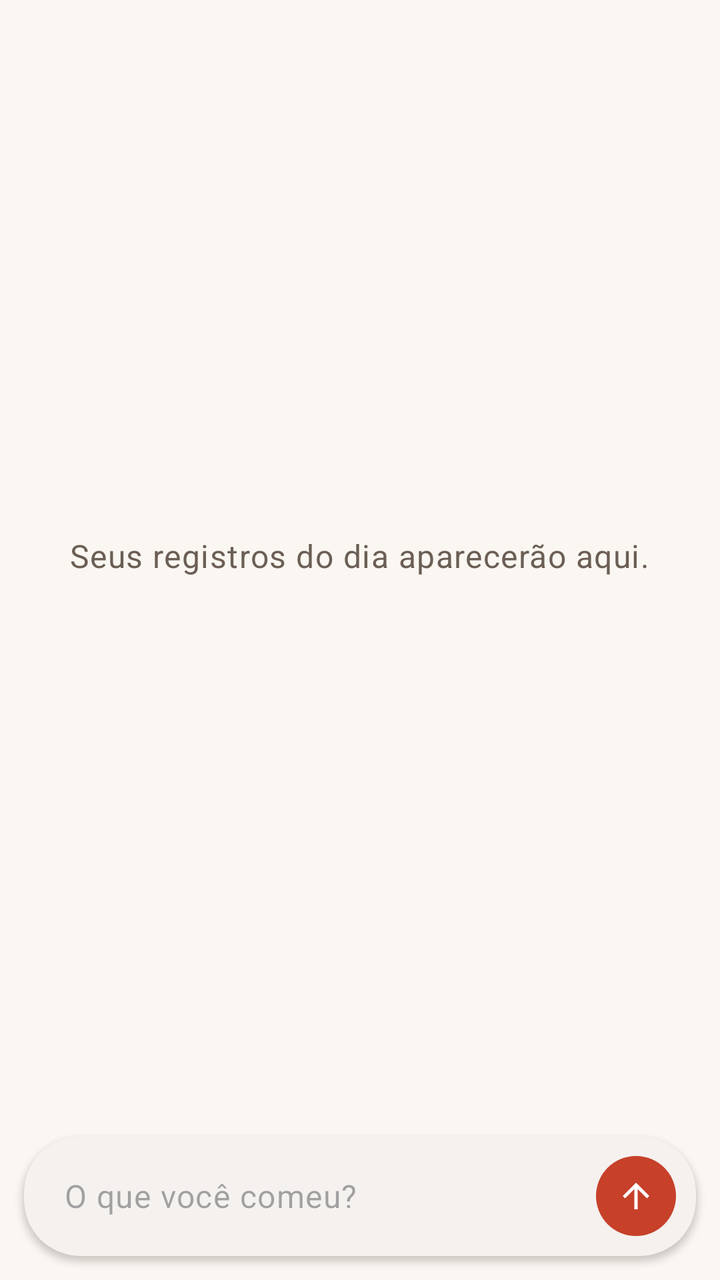
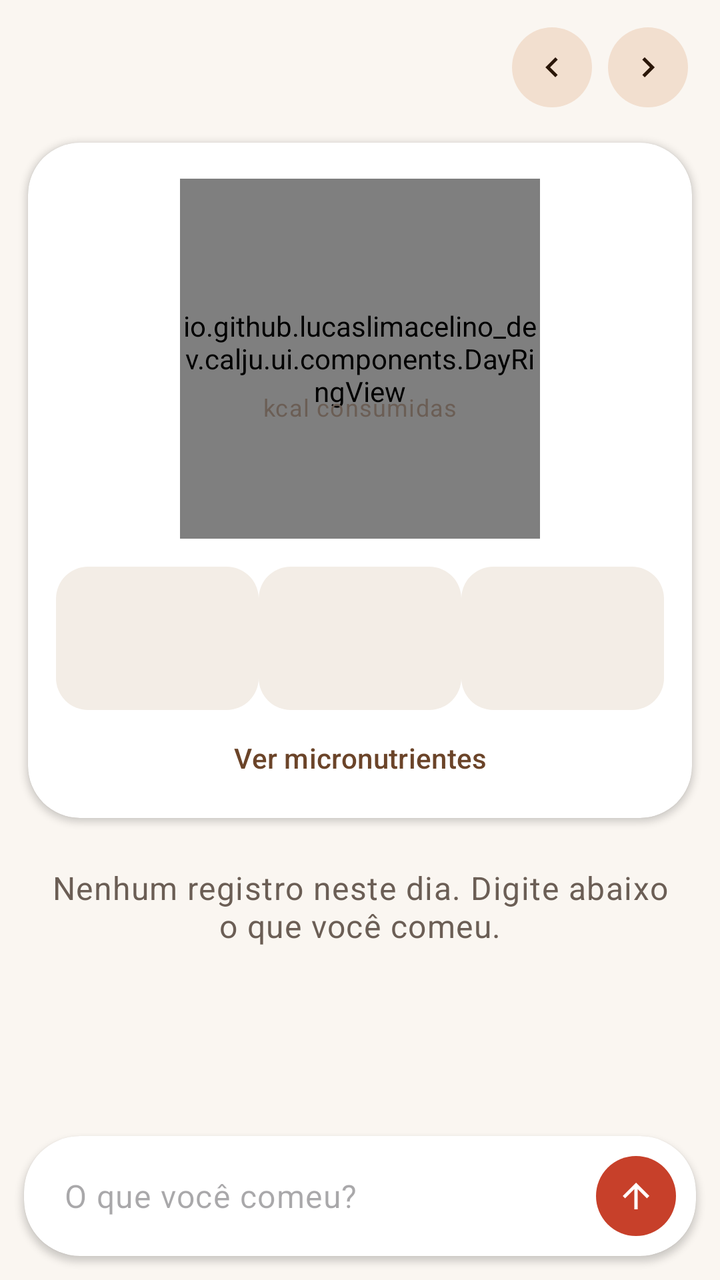

An Android layout rendered at two revisions. The XML below is the earlier revision; the diff shows what the commit changed to produce the second picture.
<!-- AndroidManifest.xml: application theme Theme.CaLju -->
<!-- res/layout/fragment_diary.xml -->
<?xml version="1.0" encoding="utf-8"?>
<LinearLayout xmlns:android="http://schemas.android.com/apk/res/android"
    xmlns:app="http://schemas.android.com/apk/res-auto"
    android:layout_width="match_parent"
    android:layout_height="match_parent"
    android:orientation="vertical">

    <FrameLayout
        android:layout_width="match_parent"
        android:layout_height="0dp"
        android:layout_weight="1">

        <TextView
            android:id="@+id/empty_state"
            style="@style/Widget.CaLju.EmptyState"
            android:text="@string/diary_empty" />

        <com.google.android.material.card.MaterialCardView
            android:id="@+id/suggestions_card"
            style="@style/Widget.CaLju.Card"
            android:layout_width="match_parent"
            android:layout_height="wrap_content"
            android:layout_gravity="bottom"
            android:layout_marginHorizontal="12dp"
            android:visibility="gone">

            <androidx.recyclerview.widget.RecyclerView
                android:id="@+id/suggestions"
                android:layout_width="match_parent"
                android:layout_height="wrap_content"
                app:layoutManager="androidx.recyclerview.widget.LinearLayoutManager" />

        </com.google.android.material.card.MaterialCardView>

    </FrameLayout>

    <com.google.android.material.card.MaterialCardView
        android:id="@+id/composer"
        style="@style/Widget.CaLju.Card"
        android:layout_width="match_parent"
        android:layout_height="wrap_content"
        android:layout_margin="12dp"
        app:cardCornerRadius="28dp">

        <LinearLayout
            android:layout_width="match_parent"
            android:layout_height="wrap_content"
            android:gravity="center_vertical"
            android:orientation="horizontal"
            android:paddingVertical="6dp"
            android:paddingStart="20dp"
            android:paddingEnd="6dp">

            <EditText
                android:id="@+id/food_input"
                android:layout_width="0dp"
                android:layout_height="wrap_content"
                android:layout_weight="1"
                android:background="@null"
                android:hint="@string/food_input_hint"
                android:importantForAutofill="no"
                android:imeOptions="actionSend"
                android:inputType="textCapSentences|textNoSuggestions"
                android:minHeight="48dp"
                android:textAppearance="?attr/textAppearanceBodyLarge" />

            <com.google.android.material.button.MaterialButton
                android:id="@+id/send_button"
                style="@style/Widget.CaLju.SendButton"
                android:layout_width="48dp"
                android:layout_height="48dp"
                android:contentDescription="@string/food_input_send"
                app:icon="@drawable/ic_send" />

        </LinearLayout>

    </com.google.android.material.card.MaterialCardView>

</LinearLayout>
<!-- resources referenced by this layout -->
<resources>
  <string name="diary_empty">Seus registros do dia aparecerão aqui.</string>
  <string name="food_input_hint">O que você comeu?</string>
  <style name="Theme.CaLju" parent="Theme.Material3.DayNight.NoActionBar">
          <item name="colorPrimary">@color/primary</item>
          <item name="colorOnPrimary">@color/on_primary</item>
          <item name="colorPrimaryContainer">@color/primary_container</item>
          <item name="colorOnPrimaryContainer">@color/on_primary_container</item>
          <item name="colorSecondary">@color/secondary</item>
          <item name="colorOnSecondary">@color/on_secondary</item>
          <item name="colorSecondaryContainer">@color/primary_container</item>
          <item name="colorOnSecondaryContainer">@color/on_primary_container</item>
          <item name="android:colorBackground">@color/background</item>
          <item name="colorOnBackground">@color/on_surface</item>
          <item name="colorSurface">@color/surface</item>
          <item name="colorOnSurface">@color/on_surface</item>
          <item name="colorOnSurfaceVariant">@color/on_surface_variant</item>
          <item name="colorSurfaceContainerLow">@color/surface_container</item>
          <item name="colorSurfaceContainer">@color/surface_container</item>
          <item name="colorSurfaceContainerHigh">@color/surface_container</item>
          <item name="colorOutline">@color/outline</item>
          <item name="colorOutlineVariant">@color/outline</item>
          <item name="colorError">@color/error</item>
          <item name="colorOnError">@color/on_error</item>
      </style>
  <color name="primary">#6B4429</color>
  <color name="on_primary">#FFFFFF</color>
  <color name="primary_container">#F2DFCF</color>
  <color name="on_primary_container">#2A1607</color>
  <color name="secondary">#C7402A</color>
  <color name="on_secondary">#FFFFFF</color>
  <color name="background">#FAF6F1</color>
  <color name="on_surface">#2A211B</color>
  <color name="surface">#FFFFFF</color>
  <color name="on_surface_variant">#6B5E55</color>
  <color name="surface_container">#F3EDE6</color>
  <color name="outline">#E6DDD4</color>
  <color name="error">#B3261E</color>
  <color name="on_error">#FFFFFF</color>
  <!-- unchanged entries left out for length: 5 -->
</resources>

<!-- the commit's change to res/layout/fragment_diary.xml (unified diff, before → after) -->
@@ -5,15 +5,190 @@
     android:layout_height="match_parent"
     android:orientation="vertical">
 
-    <FrameLayout
+    <androidx.coordinatorlayout.widget.CoordinatorLayout
+        android:id="@+id/content_area"
         android:layout_width="match_parent"
         android:layout_height="0dp"
         android:layout_weight="1">
 
-        <TextView
-            android:id="@+id/empty_state"
-            style="@style/Widget.CaLju.EmptyState"
-            android:text="@string/diary_empty" />
+        <androidx.core.widget.NestedScrollView
+            android:id="@+id/content"
+            android:layout_width="match_parent"
+            android:layout_height="match_parent"
+            android:clipToPadding="false"
+            android:paddingBottom="8dp">
+
+            <LinearLayout
+                android:layout_width="match_parent"
+                android:layout_height="wrap_content"
+                android:orientation="vertical">
+
+                <LinearLayout
+                    android:layout_width="match_parent"
+                    android:layout_height="wrap_content"
+                    android:gravity="center_vertical"
+                    android:orientation="horizontal"
+                    android:paddingStart="20dp"
+                    android:paddingTop="8dp"
+                    android:paddingEnd="12dp">
+
+                    <LinearLayout
+                        android:layout_width="0dp"
+                        android:layout_height="wrap_content"
+                        android:layout_weight="1"
+                        android:orientation="vertical">
+
+                        <TextView
+                            android:id="@+id/day_title"
+                            android:layout_width="wrap_content"
+                            android:layout_height="wrap_content"
+                            android:accessibilityHeading="true"
+                            android:textAppearance="?attr/textAppearanceHeadlineSmall"
+                            android:textStyle="bold" />
+
+                        <TextView
+                            android:id="@+id/day_subtitle"
+                            android:layout_width="wrap_content"
+                            android:layout_height="wrap_content"
+                            android:textAppearance="?attr/textAppearanceBodyMedium"
+                            android:textColor="?attr/colorOnSurfaceVariant" />
+
+                    </LinearLayout>
+
+                    <com.google.android.material.button.MaterialButton
+                        android:id="@+id/previous_day"
+                        style="@style/Widget.Material3.Button.IconButton.Filled.Tonal"
+                        android:layout_width="48dp"
+                        android:layout_height="48dp"
+                        android:contentDescription="@string/day_previous"
+                        app:icon="@drawable/ic_chevron_left" />
+
+                    <com.google.android.material.button.MaterialButton
+                        android:id="@+id/next_day"
+                        style="@style/Widget.Material3.Button.IconButton.Filled.Tonal"
+                        android:layout_width="48dp"
+                        android:layout_height="48dp"
+                        android:contentDescription="@string/day_next"
+                        app:icon="@drawable/ic_chevron_right" />
+
+                </LinearLayout>
+
+                <com.google.android.material.card.MaterialCardView
+                    style="@style/Widget.CaLju.Card"
+                    android:layout_width="match_parent"
+                    android:layout_height="wrap_content"
+                    android:layout_marginHorizontal="14dp"
+                    android:layout_marginTop="12dp"
+                    app:cardCornerRadius="26dp">
+
+                    <LinearLayout
+                        android:layout_width="match_parent"
+                        android:layout_height="wrap_content"
+                        android:orientation="vertical"
+                        android:paddingHorizontal="14dp"
+                        android:paddingTop="18dp"
+                        android:paddingBottom="6dp">
+
+                        <FrameLayout
+                            android:id="@+id/ring_container"
+                            android:layout_width="180dp"
+                            android:layout_height="180dp"
+                            android:layout_gravity="center_horizontal"
+                            android:focusable="true">
+
+                            <io.github.lucaslimacelino_dev.calju.ui.components.DayRingView
+                                android:id="@+id/ring"
+                                android:layout_width="match_parent"
+                                android:layout_height="match_parent"
+                                android:importantForAccessibility="no" />
+
+                            <LinearLayout
+                                android:layout_width="wrap_content"
+                                android:layout_height="wrap_content"
+                                android:layout_gravity="center"
+                                android:gravity="center_horizontal"
+                                android:importantForAccessibility="noHideDescendants"
+                                android:orientation="vertical">
+
+                                <TextView
+                                    android:id="@+id/kcal_value"
+                                    android:layout_width="wrap_content"
+                                    android:layout_height="wrap_content"
+                                    android:fontFeatureSettings="tnum"
+                                    android:textAppearance="?attr/textAppearanceDisplaySmall"
+                                    android:textStyle="bold" />
+
+                                <TextView
+                                    android:id="@+id/kcal_caption"
+                                    android:layout_width="wrap_content"
+                                    android:layout_height="wrap_content"
+                                    android:text="@string/kcal_consumed"
+                                    android:textAppearance="?attr/textAppearanceBodySmall"
+                                    android:textColor="?attr/colorOnSurfaceVariant" />
+
+                            </LinearLayout>
+
+                        </FrameLayout>
+
+                        <LinearLayout
+                            android:layout_width="match_parent"
+                            android:layout_height="wrap_content"
+                            android:layout_marginTop="14dp"
+                            android:baselineAligned="false"
+                            android:orientation="horizontal">
+
+                            <include
+                                android:id="@+id/protein"
+                                layout="@layout/view_macro_card"
+                                android:layout_width="0dp"
+                                android:layout_height="wrap_content"
+                                android:layout_weight="1" />
+
+                            <include
+                                android:id="@+id/carbohydrate"
+                                layout="@layout/view_macro_card"
+                                android:layout_width="0dp"
+                                android:layout_height="wrap_content"
+                                android:layout_weight="1" />
+
+                            <include
+                                android:id="@+id/fat"
+                                layout="@layout/view_macro_card"
+                                android:layout_width="0dp"
+                                android:layout_height="wrap_content"
+                                android:layout_weight="1" />
+
+                        </LinearLayout>
+
+                        <com.google.android.material.button.MaterialButton
+                            android:id="@+id/micronutrients_button"
+                            style="@style/Widget.Material3.Button.TextButton"
+                            android:layout_width="wrap_content"
+                            android:layout_height="wrap_content"
+                            android:layout_gravity="center_horizontal"
+                            android:text="@string/micronutrients_show" />
+
+                    </LinearLayout>
+
+                </com.google.android.material.card.MaterialCardView>
+
+                <TextView
+                    android:id="@+id/empty_state"
+                    style="@style/Widget.CaLju.EmptyState"
+                    android:layout_gravity="center_horizontal"
+                    android:text="@string/diary_empty" />
+
+                <androidx.recyclerview.widget.RecyclerView
+                    android:id="@+id/entries"
+                    android:layout_width="match_parent"
+                    android:layout_height="wrap_content"
+                    android:layout_marginTop="6dp"
+                    android:nestedScrollingEnabled="false"
+                    app:layoutManager="androidx.recyclerview.widget.LinearLayoutManager" />
+
+            </LinearLayout>
+
+        </androidx.core.widget.NestedScrollView>
 
         <com.google.android.material.card.MaterialCardView
             android:id="@+id/suggestions_card"
@@ -32,7 +207,7 @@
 
         </com.google.android.material.card.MaterialCardView>
 
-    </FrameLayout>
+    </androidx.coordinatorlayout.widget.CoordinatorLayout>
 
     <com.google.android.material.card.MaterialCardView
         android:id="@+id/composer"
@@ -77,3 +252,32 @@
     </com.google.android.material.card.MaterialCardView>
 
 </LinearLayout>
+<!-- res/layout/view_macro_card.xml (included above) -->
+<?xml version="1.0" encoding="utf-8"?>
+<LinearLayout xmlns:android="http://schemas.android.com/apk/res/android"
+    android:layout_width="match_parent"
+    android:layout_height="wrap_content"
+    android:layout_marginHorizontal="4dp"
+    android:background="@drawable/bg_macro"
+    android:gravity="center_horizontal"
+    android:orientation="vertical"
+    android:paddingHorizontal="8dp"
+    android:paddingVertical="12dp">
+
+    <TextView
+        android:id="@+id/label"
+        android:layout_width="wrap_content"
+        android:layout_height="wrap_content"
+        android:textAppearance="?attr/textAppearanceLabelMedium"
+        android:textColor="?attr/colorOnSurfaceVariant" />
+
+    <TextView
+        android:id="@+id/value"
+        android:layout_width="wrap_content"
+        android:layout_height="wrap_content"
+        android:layout_marginTop="2dp"
+        android:fontFeatureSettings="tnum"
+        android:textAppearance="?attr/textAppearanceTitleLarge"
+        android:textStyle="bold" />
+
+</LinearLayout>
<!-- resource entries referenced after the edit -->
@@ -1,7 +1,39 @@
 <!-- resources referenced by this layout -->
 <resources>
-  <string name="diary_empty">Seus registros do dia aparecerão aqui.</string>
+  <!-- drawable bg_macro (drawable) -->
+  <?xml version="1.0" encoding="utf-8"?>
+  <shape xmlns:android="http://schemas.android.com/apk/res/android">
+      <solid android:color="?attr/colorSurfaceContainer" />
+      <corners android:radius="16dp" />
+  </shape>
+  <!-- drawable ic_chevron_left (drawable) -->
+  <vector xmlns:android="http://schemas.android.com/apk/res/android"
+      android:width="24dp"
+      android:height="24dp"
+      android:autoMirrored="true"
+      android:viewportWidth="24"
+      android:viewportHeight="24">
+      <path
+          android:fillColor="@android:color/white"
+          android:pathData="M15.41,7.41L14,6l-6,6 6,6 1.41,-1.41L10.83,12z" />
+  </vector>
+  <!-- drawable ic_chevron_right (drawable) -->
+  <vector xmlns:android="http://schemas.android.com/apk/res/android"
+      android:width="24dp"
+      android:height="24dp"
+      android:autoMirrored="true"
+      android:viewportWidth="24"
+      android:viewportHeight="24">
+      <path
+          android:fillColor="@android:color/white"
+          android:pathData="M10,6L8.59,7.41 13.17,12l-4.58,4.59L10,18l6,-6z" />
+  </vector>
+  <string name="day_next">Próximo dia</string>
+  <string name="day_previous">Dia anterior</string>
+  <string name="diary_empty">Nenhum registro neste dia. Digite abaixo o que você comeu.</string>
   <string name="food_input_hint">O que você comeu?</string>
+  <string name="kcal_consumed">kcal consumidas</string>
+  <string name="micronutrients_show">Ver micronutrientes</string>
   <style name="Theme.CaLju" parent="Theme.Material3.DayNight.NoActionBar">
           <item name="colorPrimary">@color/primary</item>
           <item name="colorOnPrimary">@color/on_primary</item>
@@ -23,6 +55,12 @@
           <item name="colorOutlineVariant">@color/outline</item>
           <item name="colorError">@color/error</item>
           <item name="colorOnError">@color/on_error</item>
+          
+          <item name="colorSurfaceInverse">@color/inverse_surface</item>
+          <item name="colorOnSurfaceInverse">@color/inverse_on_surface</item>
+          <item name="colorPrimaryInverse">@color/inverse_primary</item>
+          
+          <item name="elevationOverlayEnabled">false</item>
       </style>
   <color name="primary">#6B4429</color>
   <color name="on_primary">#FFFFFF</color>
@@ -38,6 +76,9 @@
   <color name="outline">#E6DDD4</color>
   <color name="error">#B3261E</color>
   <color name="on_error">#FFFFFF</color>
+  <color name="inverse_surface">#3A2F28</color>
+  <color name="inverse_on_surface">#F7EEE8</color>
+  <color name="inverse_primary">#E8BE9C</color>
   <!-- unchanged entries left out for length: 5 -->
 </resources>
 
